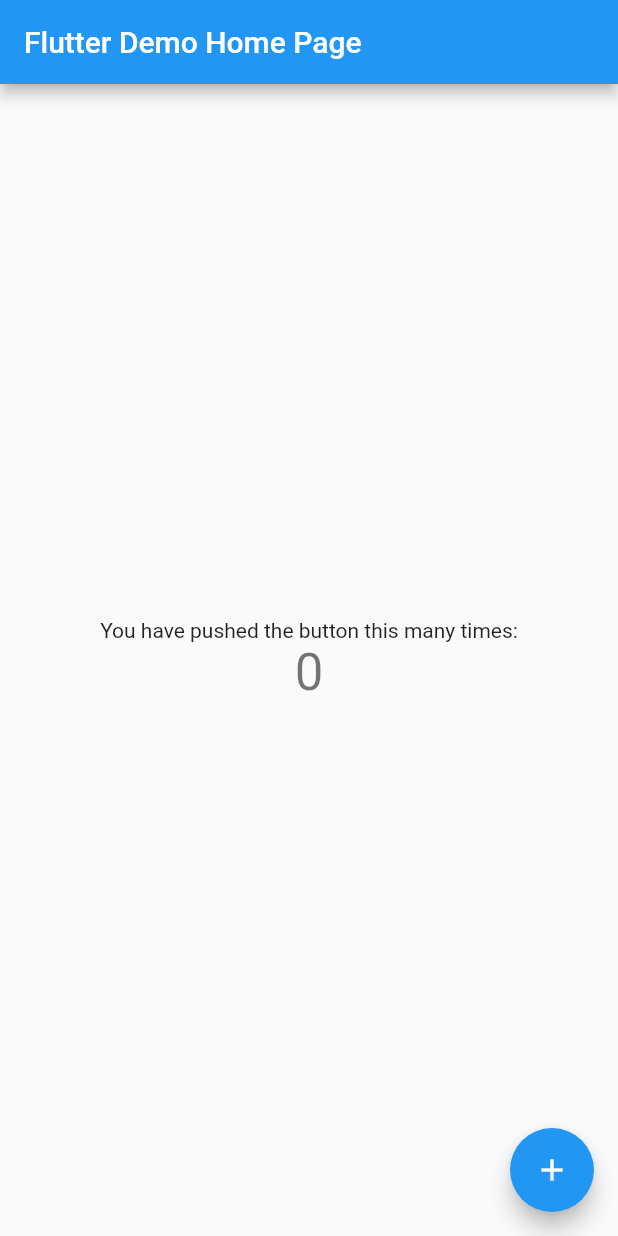
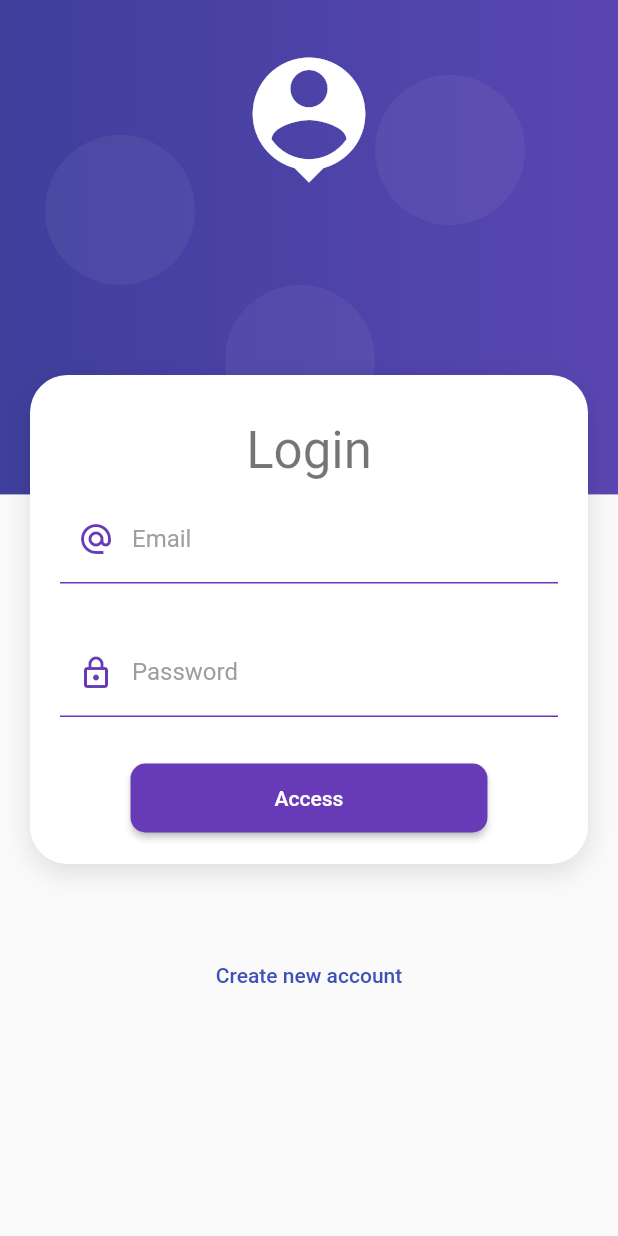
Before and after one commit to DiegoIturra/wakala-app, a Flutter app: the screen it shows after launch, on a phone screen of 412 x 824 dp. Run offline on Flutter 3.47's test engine with Material 2 defaults, Android fonts, the phone set to English and light mode, and no system bars; our stand-ins replace flutter_secure_storage.

Commit message:
Implement first login screen and add http/providers librearies to pubspec.yaml

```diff
--- /dev/null
+++ b/lib/design/input_decorations.dart
@@ -0,0 +1,25 @@
+import 'package:flutter/material.dart';
+
+class InputDecorations {
+  static InputDecoration authInputDecoration({
+    String? hintText,
+    required String labelText,
+    required IconData prefixIcon,
+  }) {
+    return InputDecoration(
+      enabledBorder: const UnderlineInputBorder(
+        borderSide: BorderSide(color: Colors.deepPurple),
+      ),
+      focusedBorder: const UnderlineInputBorder(
+        borderSide: BorderSide(
+          color: Colors.deepPurple,
+          width: 2,
+        ),
+      ),
+      hintText: hintText,
+      labelText: labelText,
+      labelStyle: const TextStyle(color: Colors.grey),
+      prefixIcon: Icon(prefixIcon, color: Colors.deepPurple),
+    );
+  }
+}
--- a/lib/main.dart
+++ b/lib/main.dart
@@ -1,115 +1,45 @@
 import 'package:flutter/material.dart';
+import 'package:provider/provider.dart';
+import 'package:wakala_app/providers/login_form_provider.dart';
+import 'package:wakala_app/screens/login_screen.dart';
+import 'package:wakala_app/screens/register_screen.dart';
+import 'package:wakala_app/screens/wakalas_screen.dart';
+import 'package:wakala_app/services/auth_service.dart';
 
 void main() {
-  runApp(const MyApp());
+  runApp(const AppState());
 }
 
 class MyApp extends StatelessWidget {
   const MyApp({Key? key}) : super(key: key);
 
-  // This widget is the root of your application.
   @override
   Widget build(BuildContext context) {
     return MaterialApp(
-      title: 'Flutter Demo',
-      theme: ThemeData(
-        // This is the theme of your application.
-        //
-        // Try running your application with "flutter run". You'll see the
-        // application has a blue toolbar. Then, without quitting the app, try
-        // changing the primarySwatch below to Colors.green and then invoke
-        // "hot reload" (press "r" in the console where you ran "flutter run",
-        // or simply save your changes to "hot reload" in a Flutter IDE).
-        // Notice that the counter didn't reset back to zero; the application
-        // is not restarted.
-        primarySwatch: Colors.blue,
-      ),
-      home: const MyHomePage(title: 'Flutter Demo Home Page'),
+      debugShowCheckedModeBanner: false,
+      title: "Wakala App",
+      theme: ThemeData(primarySwatch: Colors.indigo),
+      initialRoute: '/login',
+      routes: {
+        '/home': (context) => WakalasScreen(),
+        '/register': (context) => const RegisterScreen(),
+        '/login': (context) => const LoginScreen(),
+      },
     );
   }
 }
 
-class MyHomePage extends StatefulWidget {
-  const MyHomePage({Key? key, required this.title}) : super(key: key);
-
-  // This widget is the home page of your application. It is stateful, meaning
-  // that it has a State object (defined below) that contains fields that affect
-  // how it looks.
-
-  // This class is the configuration for the state. It holds the values (in this
-  // case the title) provided by the parent (in this case the App widget) and
-  // used by the build method of the State. Fields in a Widget subclass are
-  // always marked "final".
-
-  final String title;
-
-  @override
-  State<MyHomePage> createState() => _MyHomePageState();
-}
-
-class _MyHomePageState extends State<MyHomePage> {
-  int _counter = 0;
-
-  void _incrementCounter() {
-    setState(() {
-      // This call to setState tells the Flutter framework that something has
-      // changed in this State, which causes it to rerun the build method below
-      // so that the display can reflect the updated values. If we changed
-      // _counter without calling setState(), then the build method would not be
-      // called again, and so nothing would appear to happen.
-      _counter++;
-    });
-  }
+class AppState extends StatelessWidget {
+  const AppState({Key? key}) : super(key: key);
 
   @override
   Widget build(BuildContext context) {
-    // This method is rerun every time setState is called, for instance as done
-    // by the _incrementCounter method above.
-    //
-    // The Flutter framework has been optimized to make rerunning build methods
-    // fast, so that you can just rebuild anything that needs updating rather
-    // than having to individually change instances of widgets.
-    return Scaffold(
-      appBar: AppBar(
-        // Here we take the value from the MyHomePage object that was created by
-        // the App.build method, and use it to set our appbar title.
-        title: Text(widget.title),
-      ),
-      body: Center(
-        // Center is a layout widget. It takes a single child and positions it
-        // in the middle of the parent.
-        child: Column(
-          // Column is also a layout widget. It takes a list of children and
-          // arranges them vertically. By default, it sizes itself to fit its
-          // children horizontally, and tries to be as tall as its parent.
-          //
-          // Invoke "debug painting" (press "p" in the console, choose the
-          // "Toggle Debug Paint" action from the Flutter Inspector in Android
-          // Studio, or the "Toggle Debug Paint" command in Visual Studio Code)
-          // to see the wireframe for each widget.
-          //
-          // Column has various properties to control how it sizes itself and
-          // how it positions its children. Here we use mainAxisAlignment to
-          // center the children vertically; the main axis here is the vertical
-          // axis because Columns are vertical (the cross axis would be
-          // horizontal).
-          mainAxisAlignment: MainAxisAlignment.center,
-          children: <Widget>[
-            const Text(
-              'You have pushed the button this many times:',
-            ),
-            Text(
-              '$_counter',
-              style: Theme.of(context).textTheme.headline4,
-            ),
-          ],
-        ),
-      ),
-      floatingActionButton: FloatingActionButton(
-        onPressed: _incrementCounter,
-        tooltip: 'Increment',
-        child: const Icon(Icons.add),
-      ), // This trailing comma makes auto-formatting nicer for build methods.
+    return MultiProvider(
+      providers: [
+        ChangeNotifierProvider(create: (_) => LoginFormProvider()),
+        ChangeNotifierProvider(create: (_) => AuthService()),
+      ],
+      child: const MyApp(),
     );
   }
 }
--- /dev/null
+++ b/lib/providers/login_form_provider.dart
@@ -0,0 +1,20 @@
+import 'package:flutter/material.dart';
+
+class LoginFormProvider extends ChangeNotifier {
+  GlobalKey<FormState> formKey = GlobalKey<FormState>();
+  String email = '';
+  String password = '';
+
+  bool _isLoading = false;
+
+  bool get isLoading => _isLoading;
+
+  set isLoading(bool value) {
+    _isLoading = value;
+    notifyListeners();
+  }
+
+  bool isValidForm() {
+    return formKey.currentState?.validate() ?? false;
+  }
+}
--- /dev/null
+++ b/lib/screens/login_screen.dart
@@ -0,0 +1,130 @@
+import 'package:flutter/material.dart';
+import 'package:provider/provider.dart';
+import 'package:wakala_app/design/input_decorations.dart';
+import 'package:wakala_app/providers/login_form_provider.dart';
+import 'package:wakala_app/services/auth_service.dart';
+import 'package:wakala_app/services/notifications_service.dart';
+import 'package:wakala_app/widgets/auth_background.dart';
+import 'package:wakala_app/widgets/card_container.dart';
+
+class LoginScreen extends StatelessWidget {
+  const LoginScreen({Key? key}) : super(key: key);
+
+  @override
+  Widget build(BuildContext context) {
+    return Scaffold(
+      body: AuthBackground(
+        child: SingleChildScrollView(
+          child: Column(
+            children: [
+              const SizedBox(height: 250),
+              CardContainer(
+                child: Column(
+                  children: [
+                    const SizedBox(height: 10),
+                    Text('Login', style: Theme.of(context).textTheme.headline4),
+                    const SizedBox(height: 10),
+                    ChangeNotifierProvider(
+                      create: (_) => LoginFormProvider(),
+                      child: _LoginForm(),
+                    ),
+                  ],
+                ),
+              ),
+              const SizedBox(height: 50),
+              TextButton(
+                onPressed: () => Navigator.pushReplacementNamed(context, '/register'),
+                child: const Text('Create new account'),
+              ),
+              const SizedBox(height: 30),
+            ],
+          ),
+        ),
+      ),
+    );
+  }
+}
+
+
+class _LoginForm extends StatelessWidget {
+  @override
+  Widget build(BuildContext context) {
+    final loginForm = Provider.of<LoginFormProvider>(context);
+    return Form(
+      key: loginForm.formKey,
+      child: Column(
+        children: [
+          TextFormField(
+            autovalidateMode: AutovalidateMode.onUserInteraction,
+            autocorrect: false,
+            autofocus: false,
+            keyboardType: TextInputType.emailAddress,
+            decoration: InputDecorations.authInputDecoration(
+              hintText: 'example@mail.com',
+              labelText: 'Email',
+              prefixIcon: Icons.alternate_email_sharp,
+            ),
+            onChanged: (value) => loginForm.email = value,
+            validator: (value) {
+              String pattern = r'^(([^<>()[\]\\.,;:\s@\"]+(\.[^<>()[\]\\.,;:\s@\"]+)*)|(\".+\"))@((\[[0-9]{1,3}\.[0-9]{1,3}\.[0-9]{1,3}\.[0-9]{1,3}\])|(([a-zA-Z\-0-9]+\.)+[a-zA-Z]{2,}))$';
+              RegExp regExp = RegExp(pattern);
+
+              return regExp.hasMatch(value ?? '') ? null : 'Invalid email';
+            },
+          ),
+          const SizedBox(height: 30),
+          TextFormField(
+            autovalidateMode: AutovalidateMode.onUserInteraction,
+            autofocus: false,
+            obscureText: true,
+            autocorrect: false,
+            decoration: InputDecorations.authInputDecoration(
+              hintText: '*******',
+              labelText: 'Password',
+              prefixIcon: Icons.lock_outlined,
+            ),
+            onChanged: (value) => loginForm.password = value,
+            validator: (value) {
+              if (value == null) return 'This field is required';
+              return value.isEmpty ? 'Field Required' : null;
+            },
+          ),
+          const SizedBox(height: 30),
+          MaterialButton(
+            shape: RoundedRectangleBorder(borderRadius: BorderRadius.circular(10)),
+            disabledColor: Colors.grey,
+            color: Colors.deepPurple,
+            // ignore: sort_child_properties_last
+            child: Container(
+              padding: const EdgeInsets.symmetric(horizontal: 80, vertical: 15),
+              child: Text(
+                loginForm.isLoading ? 'Connecting...' : 'Access',
+                style: const TextStyle(color: Colors.white),
+              ),
+            ),
+            onPressed: loginForm.isLoading
+                ? null
+                : () async {
+                    FocusScope.of(context).unfocus();
+                    final authService = Provider.of<AuthService>(context, listen: false);
+
+                    if (!loginForm.isValidForm()) return;
+                    loginForm.isLoading = true;
+                    await Future.delayed(const Duration(seconds: 2));
+
+                    final String? errorMessage = await authService.login(loginForm.email, loginForm.password);
+
+                    if (errorMessage == null) {
+                      // ignore: use_build_context_synchronously
+                      Navigator.pushReplacementNamed(context, '/home');
+                    } else {
+                      NotificationsService.showSnackbar('Authentication error');
+                      loginForm.isLoading = false;
+                    }
+                  },
+          ),
+        ],
+      ),
+    );
+  }
+}
--- /dev/null
+++ b/lib/services/auth_service.dart
@@ -0,0 +1,60 @@
+import 'dart:convert';
+
+import 'package:flutter/material.dart';
+import 'package:flutter_secure_storage/flutter_secure_storage.dart';
+import 'package:http/http.dart' as http;
+
+class AuthService extends ChangeNotifier {
+  final String _baseUrl = 'identitytoolkit.googleapis.com';
+  final String _firebaseToken = 'AIzaSyAE1tYJodXyP06_C6eVbf6IiW4-9Vv3LJ8';
+  final storage = FlutterSecureStorage();
+  String mail = '';
+
+  Future<String?> createUser(String email, String password) async {
+    final Map<String, dynamic> authData = {
+      'email': email,
+      'password': password,
+    };
+    final url =
+        Uri.https(_baseUrl, '/v1/accounts:signUp', {'key': _firebaseToken});
+    final resp = await http.post(url, body: json.encode(authData));
+
+    final Map<String, dynamic> decodedResp = json.decode(resp.body);
+
+    if (decodedResp.containsKey('idToken')) {
+      //Guaradar en un lugar seguro
+      await storage.write(key: 'token', value: decodedResp['idToken']);
+      return null;
+    } else {
+      return decodedResp['error']['message'];
+    }
+  }
+
+  //TODO: implement login to class API
+  Future<String?> login(String email, String password) async {
+    final Map<String, dynamic> authData = { 'email': email, 'password': password };
+    final url = Uri.https(
+        _baseUrl, '/v1/accounts:signInWithPassword', {'key': _firebaseToken});
+    final resp = await http.post(url, body: json.encode(authData));
+
+    final Map<String, dynamic> decodedResp = json.decode(resp.body);
+
+    if (decodedResp.containsKey('idToken')) {
+      //Guaradar en un lugar seguro
+      await storage.write(key: 'token', value: decodedResp['idToken']);
+      mail = email;
+      return null;
+    } else {
+      return decodedResp['error']['message'];
+    }
+  }
+
+  Future logout() async {
+    await storage.delete(key: 'token');
+    return null;
+  }
+
+  Future<String> readToken() async {
+    return await storage.read(key: 'token') ?? '';
+  }
+}
--- /dev/null
+++ b/lib/services/notifications_service.dart
@@ -0,0 +1,14 @@
+import 'package:flutter/material.dart';
+
+class NotificationsService {
+  static GlobalKey<ScaffoldMessengerState> messengerKey = GlobalKey<ScaffoldMessengerState>();
+
+  static showSnackbar(String message) {
+    final snackbar = SnackBar(
+      content: Text(message),
+      duration: const Duration(seconds: 5),
+    );
+
+    messengerKey.currentState!.showSnackBar(snackbar);
+  }
+}
--- /dev/null
+++ b/lib/widgets/auth_background.dart
@@ -0,0 +1,87 @@
+import 'package:flutter/material.dart';
+
+class AuthBackground extends StatelessWidget{
+  final Widget child;
+
+  const AuthBackground({super.key, required this.child});
+
+  @override
+  Widget build(BuildContext context) {
+    return SizedBox(
+      width: double.infinity,
+      height: double.infinity,
+      child: Stack(
+        children: [
+          _PurpleBox(),
+          const _HeaderIcon(),
+          child
+        ],
+      ),
+    );
+  }
+}
+
+class _HeaderIcon extends StatelessWidget {
+
+  const _HeaderIcon({Key? key }) : super(key: key);
+
+  @override
+  Widget build(BuildContext context) {
+    return SafeArea(
+      child: Container(
+        width: double.infinity,
+        //height: 200,
+        //color: Colors.red,
+        margin: const EdgeInsets.only(top: 30),
+        child: const Icon(
+          Icons.person_pin,
+          color: Colors.white,
+          size: 100,
+        ),
+      ),
+    );
+  }
+}
+
+class _PurpleBox extends StatelessWidget {
+  @override
+  Widget build(BuildContext context) {
+    final size = MediaQuery.of(context).size;
+
+    return Container(
+      width: double.infinity,
+      height: size.height * 0.4,
+      decoration: _purpleBackground(),
+      child: Stack(
+        children: [
+          Positioned(top: 90, left: 30, child: _Bubble()),
+          Positioned(top: 190, left: 150, child: _Bubble()),
+          Positioned(top: 50, left: 250, child: _Bubble()),
+        ],
+      ),
+    );
+  }
+
+  BoxDecoration _purpleBackground() => const BoxDecoration(
+        gradient: LinearGradient(
+          colors: [
+            Color.fromRGBO(63, 63, 156, 1),
+            Color.fromRGBO(90, 70, 178, 1)
+          ],
+        ),
+      );
+}
+
+class _Bubble extends StatelessWidget {
+  @override
+  Widget build(BuildContext context) {
+    return Container(
+      width: 100,
+      height: 100,
+      decoration: BoxDecoration(
+        borderRadius: BorderRadius.circular(100),
+        color: const Color.fromRGBO(255, 255, 255, 0.05),
+      ),
+    );
+  }
+}
--- /dev/null
+++ b/lib/widgets/card_container.dart
@@ -0,0 +1,31 @@
+import 'package:flutter/material.dart';
+
+class CardContainer extends StatelessWidget {
+  final Widget child;
+  const CardContainer({super.key, required this.child});
+
+  @override
+  Widget build(BuildContext context) {
+    return Padding(
+      padding: const EdgeInsets.symmetric(horizontal: 20),
+      child: Container(
+        padding: const EdgeInsets.all(20),
+        width: double.infinity,
+        decoration: _createCardShape(),
+        child: child,
+      ),
+    );
+  }
+
+  BoxDecoration _createCardShape() => BoxDecoration(
+        color: Colors.white,
+        borderRadius: BorderRadius.circular(25),
+        boxShadow: const [
+          BoxShadow(
+            color: Colors.black12,
+            blurRadius: 15,
+            offset: Offset(0, 5),
+          ),
+        ],
+      );
+}
--- a/pubspec.yaml
+++ b/pubspec.yaml
@@ -29,6 +29,9 @@
 dependencies:
   flutter:
     sdk: flutter
+  http: ^0.13.5
+  provider: ^6.0.3
+  flutter_secure_storage: ^6.0.0
 
 
   # The following adds the Cupertino Icons font to your application.
```
Also changed, not shown: lib/screens/register_screen.dart (added, +135 -0 lines), lib/screens/wakalas_screen.dart (added, +12 -0 lines), pubspec.lock, 14 other files.
